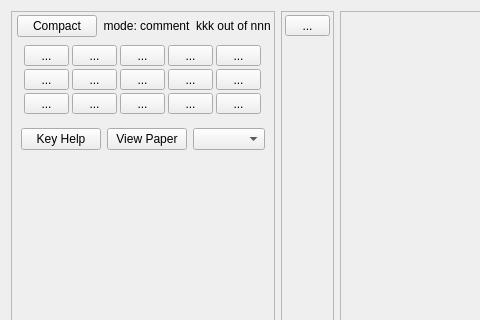
Old version of the form qtCreatorFiles/ui_annotator_rhm.ui in the repository plomgrading/plom; both pictures show x 0 to 480 and y 0 to 320 of the 862 by 670 pixel window.
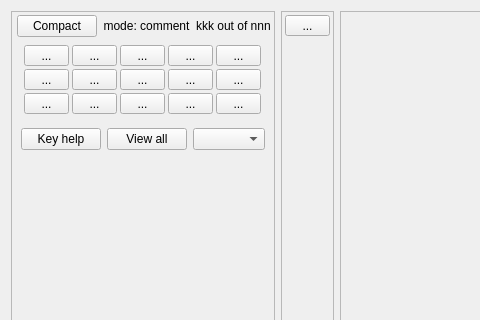
New version of the form.

Commit message:
shorter button names
"View Paper" to "View all" and some lowercasing.

Patch:
```diff
--- a/qtCreatorFiles/ui_annotator_rhm.ui
+++ b/qtCreatorFiles/ui_annotator_rhm.ui
@@ -555,7 +555,7 @@
             </sizepolicy>
            </property>
            <property name="text">
-            <string>Key Help</string>
+            <string>Key help</string>
            </property>
           </widget>
          </item>
@@ -568,7 +568,7 @@
             </sizepolicy>
            </property>
            <property name="text">
-            <string>View Paper</string>
+            <string>View all</string>
            </property>
           </widget>
          </item>
```
The commit also changes 4 other files.
